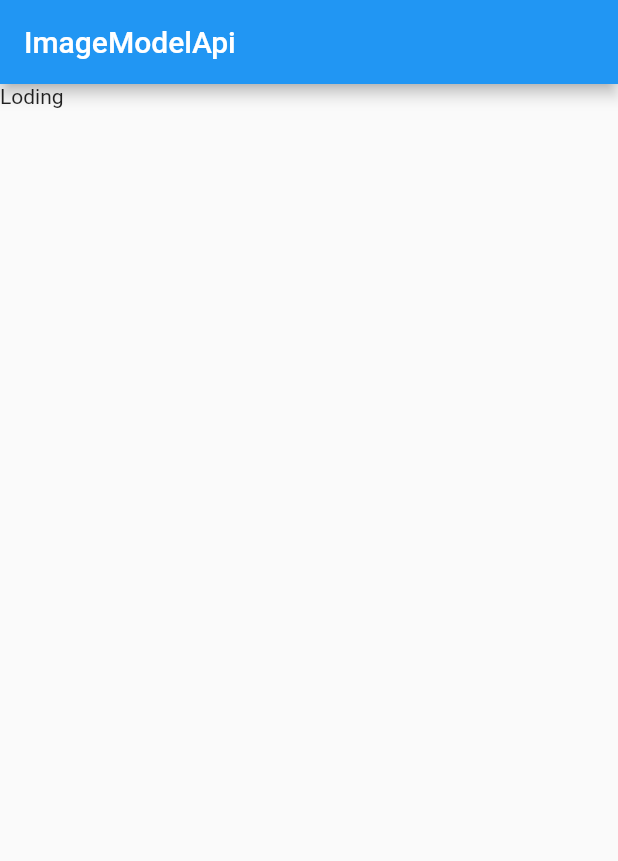
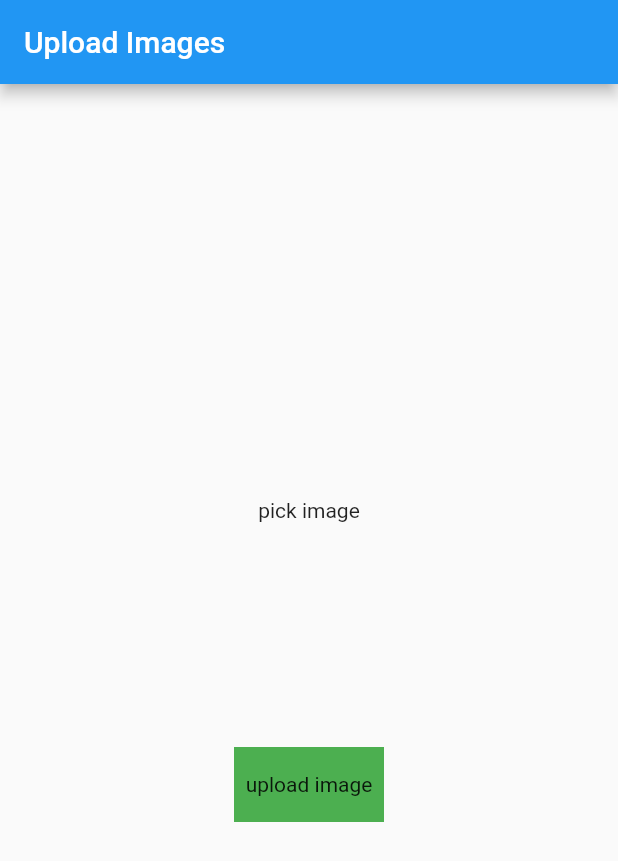
Before and after one commit to vignesh1244/stless-full-api, a Flutter app: the screen it shows after launch, on a phone screen of 412 x 824 dp. Shown: the top 861 px of the screen. Run offline on Flutter 3.47's test engine with Material 2 defaults, Android fonts, the phone set to English and light mode, and no system bars; drawn by our look-alikes of modal_progress_hud_nsn; our stand-ins replace image_picker.

Commit message:
upload images file

```diff
--- a/lib/main.dart
+++ b/lib/main.dart
@@ -12,6 +12,7 @@ import 'package:c1api/views/signup.dart';
 import 'package:c1api/views/signup1.dart';
 import 'package:c1api/views/signup2.dart';
 import 'package:c1api/views/slider_provider.dart';
+import 'package:c1api/views/upload_image.dart';
 import 'package:flutter/material.dart';
 import 'package:provider/provider.dart';
 // import 'package:c1api/views/stetfull.dart';
@@ -42,7 +43,7 @@ class MyApp extends StatelessWidget {
         theme: ThemeData(
           primarySwatch: Colors.blue,
         ),
-        home:ImageView(),
+        home: UploadImageScreen(),
       ),
     );
     // return MaterialApp(
--- /dev/null
+++ b/lib/views/upload_image.dart
@@ -0,0 +1,108 @@
+import 'dart:io';
+import 'package:http/http.dart' as https;
+import 'package:flutter/material.dart';
+import 'package:image_picker/image_picker.dart';
+import 'package:modal_progress_hud_nsn/modal_progress_hud_nsn.dart';
+
+class UploadImageScreen extends StatefulWidget {
+  const UploadImageScreen({Key? key}) : super(key: key);
+
+  @override
+  State<UploadImageScreen> createState() => _UploadImageScreenState();
+}
+
+class _UploadImageScreenState extends State<UploadImageScreen> {
+  File? image;
+  final _picker = ImagePicker();
+  bool showspinner = false;
+
+  Future getImage() async {
+    final pickedFile = await _picker.pickImage(source: ImageSource.gallery, imageQuality: 80);
+    if (pickedFile != null) {
+      image = File(pickedFile.path);
+      setState(() {});
+    } else {
+      print('no image selecter');
+    }
+  }
+
+  Future<void> uploadImage() async {
+    setState(() {
+      showspinner = true;
+    });
+
+    var stream = new https.ByteStream(image!.openRead());
+    stream.cast();
+    var length = await image!.length();
+    var uri = Uri.parse('https://fakestoreapi.com/products');
+    var request = new https.MultipartRequest('POST', uri);
+    request.fields['title'] = "static title";
+    var multport = new https.MultipartFile('image', stream, length);
+    request.files.add(multport);
+    var response = await request.send();
+
+    if (response.statusCode == 200) {
+      setState(() {
+        showspinner = false;
+      });
+      print('image uploaded');
+    } else {
+      setState(() {
+        showspinner = false;
+      });
+      print('image faild to uploaded');
+    }
+  }
+
+  @override
+  Widget build(BuildContext context) {
+    return ModalProgressHUD(
+      inAsyncCall: showspinner,
+      child: Scaffold(
+        appBar: AppBar(
+          title: Text('Upload Images'),
+        ),
+        body: Column(
+          mainAxisAlignment: MainAxisAlignment.center,
+          crossAxisAlignment: CrossAxisAlignment.center,
+          children: [
+            GestureDetector(
+              onTap: () {
+                getImage();
+              },
+              child: Container(
+                  child: image == null
+                      ? Center(
+                          child: Text('pick image'),
+                        )
+                      : Container(
+                          child: Center(
+                            child: Image.file(
+                              File(image!.path).absolute,
+                              height: 100,
+                              width: 100,
+                              fit: BoxFit.cover,
+                            ),
+                          ),
+                        )),
+            ),
+            SizedBox(
+              height: 150,
+            ),
+            GestureDetector(
+              onTap: () {
+                uploadImage();
+              },
+              child: Container(
+                height: 50,
+                width: 100,
+                color: Colors.green,
+                child: Center(child: Text('upload image')),
+              ),
+            )
+          ],
+        ),
+      ),
+    );
+  }
+}
--- a/pubspec.yaml
+++ b/pubspec.yaml
@@ -36,6 +36,8 @@ dependencies:
 
   provider: ^6.0.4
   http: ^0.13.5
+  modal_progress_hud_nsn: ^0.3.0
+  image_picker: ^0.8.6
 
 dev_dependencies:
   flutter_test:
```
Also changed, not shown: pubspec.lock.
